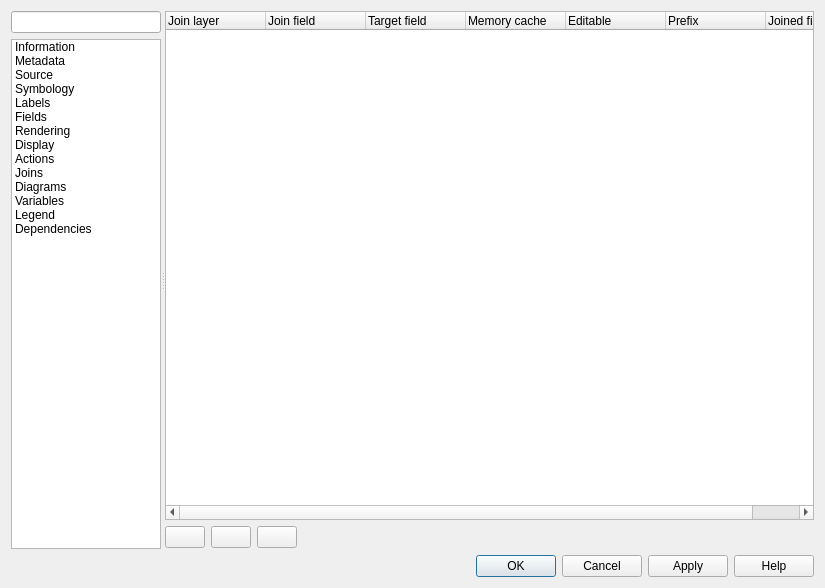
This is src/ui/qgsvectorlayerpropertiesbase.ui in pblottiere/QGIS as Qt 5 draws it before an edit. The edited form follows.
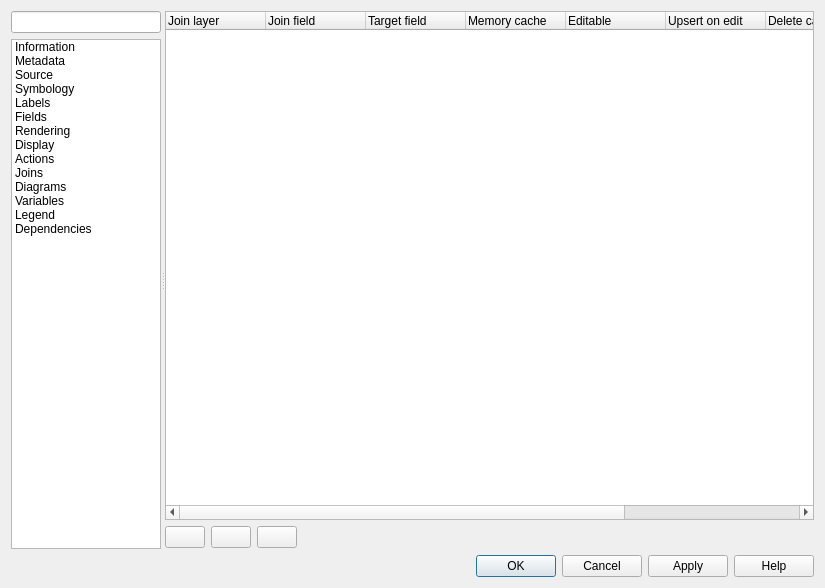
This is the edited form. Icons and pictures are not drawn. Custom widgets are drawn as their Qt base class.

Commit message: [needs-doc] Add upsert on edit/delete cascade options

The edit to the form file:
```diff
--- a/src/ui/qgsvectorlayerpropertiesbase.ui
+++ b/src/ui/qgsvectorlayerpropertiesbase.ui
@@ -1675,7 +1675,7 @@
                <item>
                 <widget class="QTreeWidget" name="mJoinTreeWidget">
                  <property name="columnCount">
-                  <number>7</number>
+                  <number>9</number>
                  </property>
                  <column>
                   <property name="text">
@@ -1702,6 +1702,16 @@
                    <string>Editable</string>
                   </property>
                  </column>
+                 <column>
+                  <property name="text">
+                   <string>Upsert on edit</string>
+                  </property>
+                 </column>
+                 <column>
+                  <property name="text">
+                   <string>Delete cascade</string>
+                  </property>
+                 </column>
                  <column>
                   <property name="text">
                    <string>Prefix</string>
```
Left out of the diff: 24 changed lines with no effect on the pictures. The commit also changes 7 other files.
